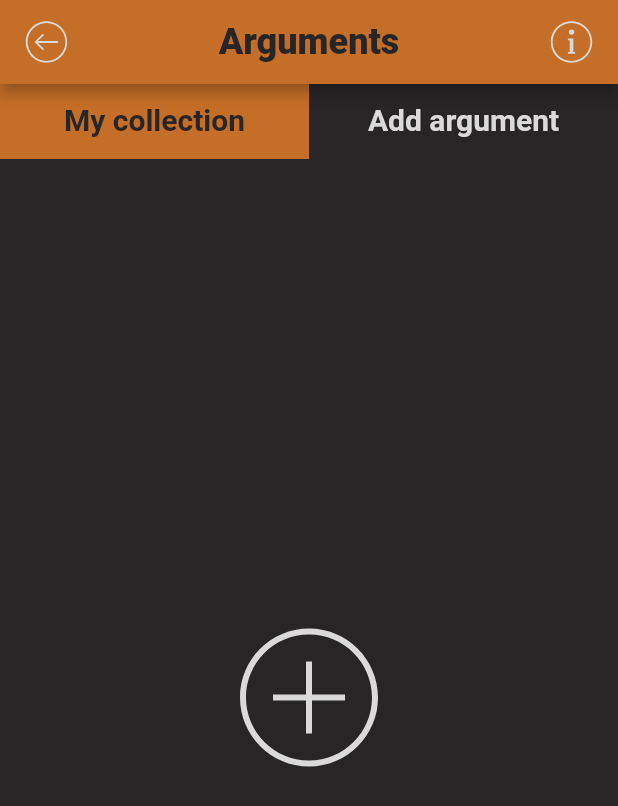
After one commit to NikitaPits/pocket_analitic, a Flutter app: the ArgumentsPage screen opened directly, on a phone screen of 412 x 824 dp. The commit adds this screen. Shown: the top 806 px of the screen. Run offline on Flutter 3.47's test engine with Material 2 defaults, Android fonts, the phone set to English and light mode, and no system bars; our stand-ins replace bloc, flutter_svg.

Commit message:
added tubs

```diff
--- a/pocket_analitic/lib/view/arguments_page/arguments_page.dart
+++ b/pocket_analitic/lib/view/arguments_page/arguments_page.dart
@@ -1,6 +1,9 @@
 import 'package:flutter/material.dart';
 import 'package:pocket_analitic/theme/custom_colors.dart';
 import 'package:pocket_analitic/theme/custom_fonts.dart';
+import 'package:pocket_analitic/view/UI/buttoms/custom_icon_button.dart';
+import 'package:pocket_analitic/view/arguments_page/create_arguments_page/create_arguments_page.dart';
+import 'package:pocket_analitic/view/arguments_page/my_arguments_page/my_arguments_page.dart';
 
 class ArgumentsPage extends StatefulWidget {
   const ArgumentsPage({super.key});
@@ -20,15 +23,38 @@ class _ArgumentsPagePageState extends State<ArgumentsPage>
 
   @override
   Widget build(BuildContext context) {
-    return SafeArea(
+    return Scaffold(
+      backgroundColor: CustomColors.bg,
+      appBar: AppBar(
+        automaticallyImplyLeading: false,
+        backgroundColor: CustomColors.uiTheme,
+        title: Row(
+          mainAxisAlignment: MainAxisAlignment.spaceBetween,
+          children: [
+            CustomIconButton(
+              callback: () {
+                Navigator.pop(context);
+              },
+              icon: 'assets/icons/back-arrow.svg',
+            ),
+            Text('Arguments',
+                style: CustomTextStyle.title1ExtraBold24(c: CustomColors.bg)),
+            CustomIconButton(
+              callback: () {},
+              icon: 'assets/icons/icons8-info-50.svg',
+            ),
+          ],
+        ),
+      ),
+      body: SafeArea(
         child: Column(
           children: <Widget>[
-          Container(
-              height: 32,
+            SizedBox(
+                height: 50,
                 child: TabBar(
-                  labelStyle: CustomTextStyle.headlineSemiBold16(),
-                  labelColor: Colors.white,
-                  unselectedLabelColor: Colors.black,
+                    labelStyle: CustomTextStyle.title2SemiBold20(),
+                    labelColor: CustomColors.bg,
+                    unselectedLabelColor: CustomColors.mainText,
                     indicator: const BoxDecoration(
                       color: CustomColors.uiTheme,
                     ),
@@ -37,17 +63,19 @@ class _ArgumentsPagePageState extends State<ArgumentsPage>
                       Tab(
                         child: Text('My collection'),
                       ),
-                    Tab(child: Text('Create new')),
+                      Tab(child: Text('Add argument')),
                     ])),
             Expanded(
               flex: 9,
-            child: TabBarView(controller: _controller, children: const <Widget>[
-              ArgumentsPage(),
-              ArgumentsPage(),
+              child:
+                  TabBarView(controller: _controller, children: const <Widget>[
+                MyArgumentsPage(),
+                CreateArgumentsPage(),
               ]),
             ),
           ],
         ),
+      ),
     );
   }
 }
--- /dev/null
+++ b/pocket_analitic/lib/view/arguments_page/my_arguments_page/my_arguments_page.dart
@@ -0,0 +1,24 @@
+import 'package:flutter/material.dart';
+import 'package:pocket_analitic/view/UI/buttoms/custom_icon_button.dart';
+
+class MyArgumentsPage extends StatefulWidget {
+  const MyArgumentsPage({super.key});
+
+  @override
+  State<MyArgumentsPage> createState() => _MyArgumentsPageState();
+}
+
+class _MyArgumentsPageState extends State<MyArgumentsPage> {
+  @override
+  Widget build(BuildContext context) {
+    return SafeArea(
+      child: Center(
+        child: CustomIconButton(
+          callback: () {},
+          size: 100,
+          icon: 'assets/icons/plus.svg',
+        ),
+      ),
+    );
+  }
+}
```
Also changed, not shown: pocket_analitic/lib/view/arguments_page/create_arguments_page/create_arguments_page.dart (+1 -28 lines). Lines whose indentation alone changed are shown as unchanged.
